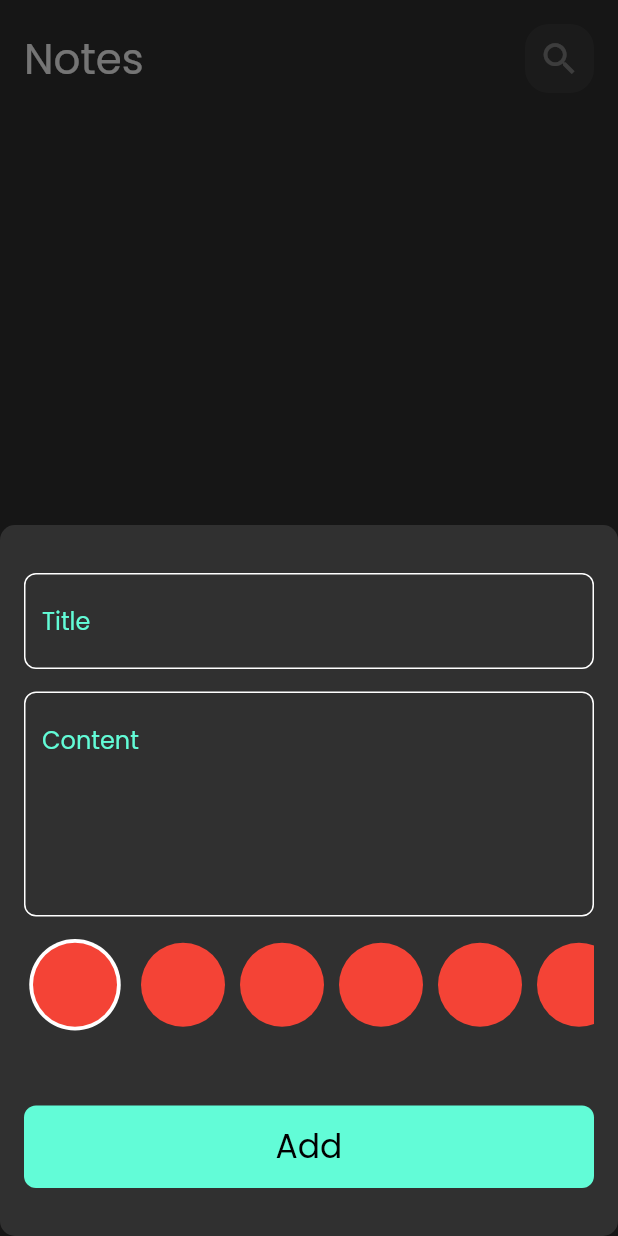
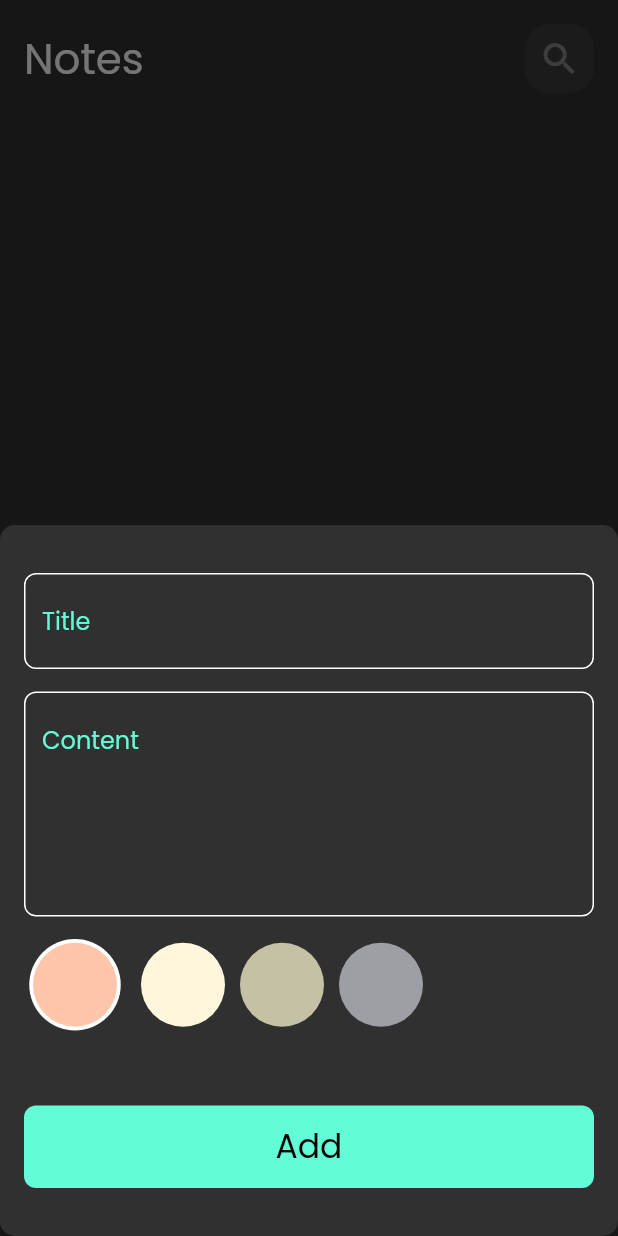
Before and after one commit to George-Samir88/notes_app, a Flutter app: the screen it shows after launch, after a tap on the "add" icon, on a phone screen of 412 x 824 dp. Run offline on Flutter 3.47's test engine with Material 2 defaults, Android fonts, the phone set to English and light mode, and no system bars; our stand-ins replace flutter_bloc, hive_flutter; accounts and stored records are empty.

Commit message:
colors list view part 2

```diff
--- a/lib/reusable/color_item.dart
+++ b/lib/reusable/color_item.dart
@@ -1,25 +1,26 @@
 import 'package:flutter/material.dart';
 
 class ColorItem extends StatelessWidget {
-  const ColorItem({super.key, required this.isSelected});
+  const ColorItem({super.key, required this.isSelected, required this.color});
 
   final bool isSelected;
+  final Color color;
 
   @override
   Widget build(BuildContext context) {
     return Padding(
       padding: const EdgeInsets.only(top: 15.0),
       child: isSelected
-          ? const CircleAvatar(
+          ? CircleAvatar(
               radius: 34.0,
               backgroundColor: Colors.white,
               child: CircleAvatar(
-                backgroundColor: Colors.red,
+                backgroundColor: color,
                 radius: 28.0,
               ),
             )
-          : const CircleAvatar(
-              backgroundColor: Colors.red,
+          : CircleAvatar(
+              backgroundColor: color,
               radius: 28.0,
             ),
     );
--- a/lib/reusable/colors_list_view.dart
+++ b/lib/reusable/colors_list_view.dart
@@ -11,6 +11,12 @@ class ColorsListView extends StatefulWidget {
 class _ColorsListViewState extends State<ColorsListView> {
   late bool isSelected;
   int currentIndex = 0;
+  List<Color> colors = const [
+    Color(0xffFFC6AC),
+    Color(0xffFFF6DC),
+    Color(0xffC4C1A4),
+    Color(0xff9E9FA5),
+  ];
 
   @override
   Widget build(BuildContext context) {
@@ -20,7 +26,8 @@ class _ColorsListViewState extends State<ColorsListView> {
         physics: const BouncingScrollPhysics(),
         scrollDirection: Axis.horizontal,
         itemBuilder: (context, index) => GestureDetector(
-                child: ColorItem(isSelected: currentIndex == index),
+          child: ColorItem(
+              isSelected: currentIndex == index, color: colors[index]),
           onTap: () {
             currentIndex = index;
             setState(() {});
@@ -29,7 +36,8 @@ class _ColorsListViewState extends State<ColorsListView> {
         separatorBuilder: (context, index) => const SizedBox(
           width: 10.0,
         ),
-          itemCount: 10),
+        itemCount: colors.length,
+      ),
     );
   }
 }
```
Lines whose indentation alone changed are shown as unchanged.
